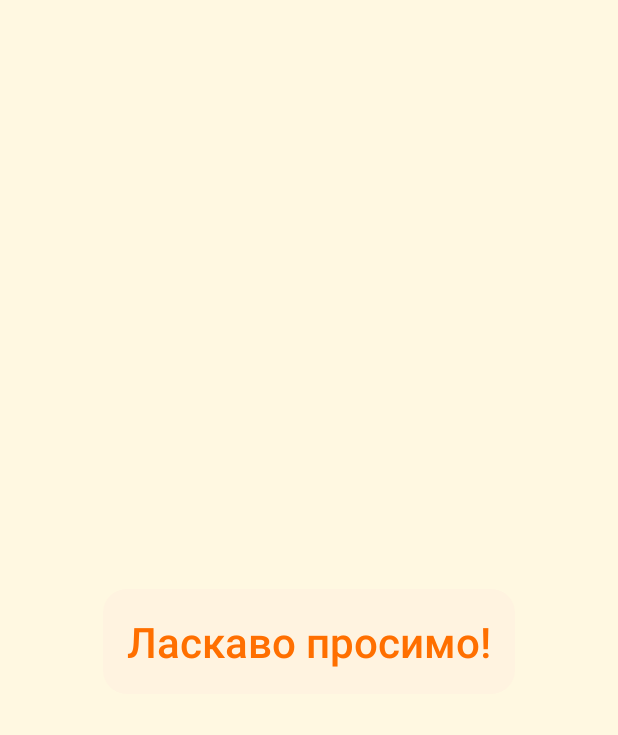
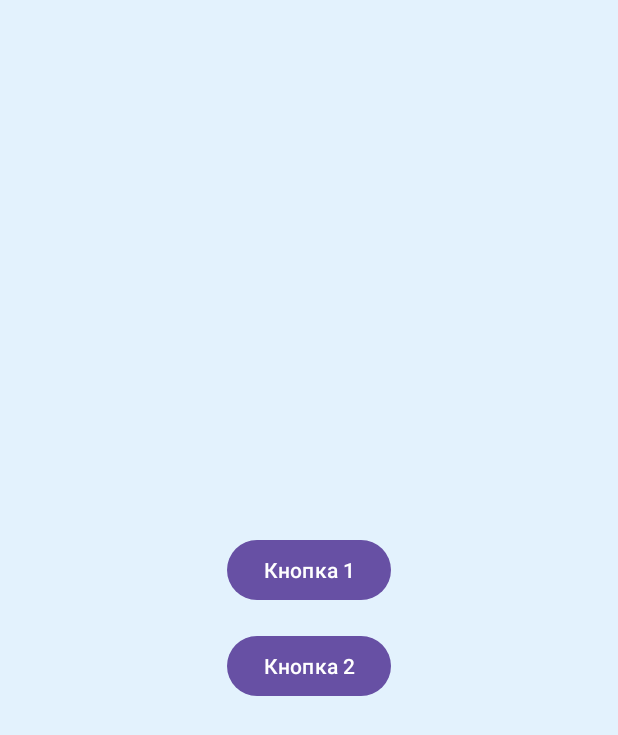
Before and after one commit to Godzila121/Auto, an Android app: the screen it shows after launch (MainActivity before the commit, SecondActivity after it), on a phone screen of 412 x 824 dp. Shown: the top 735 px of the screen. Run offline under Robolectric (Android 15) with nearby library versions, the phone set to English and light mode, and no system bars.

Commit message:
new fon a second page

```diff
--- a/app/src/main/AndroidManifest.xml
+++ b/app/src/main/AndroidManifest.xml
@@ -22,6 +22,8 @@
                 <category android:name="android.intent.category.LAUNCHER" />
             </intent-filter>
         </activity>
+        <activity android:name=".SecondActivity" />
+
     </application>
 
 </manifest>
--- a/app/src/main/java/com/example/myapp/MainActivity.java
+++ b/app/src/main/java/com/example/myapp/MainActivity.java
@@ -1,5 +1,6 @@
 package com.example.myapp;
 
+import android.content.Intent;
 import android.os.Bundle;
 import android.os.Handler;
 import android.widget.TextView;
@@ -23,11 +24,10 @@ public class MainActivity extends AppCompatActivity {
             greetingTextView.setText("Ласкаво просимо!");
         }
 
-        new Handler().postDelayed(new Runnable() {
-            @Override
-            public void run() {
-                // Тут можна додати дії після затримки
-            }
+        new Handler().postDelayed(() -> {
+            Intent intent = new Intent(MainActivity.this, SecondActivity.class);
+            startActivity(intent);
+            finish(); // закриваємо splash
         }, SPLASH_TIME_OUT);
     }
 }
--- /dev/null
+++ b/app/src/main/res/layout/activity_second.xml
@@ -0,0 +1,22 @@
+<?xml version="1.0" encoding="utf-8"?>
+<LinearLayout xmlns:android="http://schemas.android.com/apk/res/android"
+    android:layout_width="match_parent"
+    android:layout_height="match_parent"
+    android:orientation="vertical"
+    android:gravity="center"
+    android:padding="24dp"
+    android:background="#E3F2FD">
+
+    <Button
+        android:id="@+id/button_one"
+        android:layout_width="wrap_content"
+        android:layout_height="wrap_content"
+        android:text="Кнопка 1"
+        android:layout_marginBottom="16dp" />
+
+    <Button
+        android:id="@+id/button_two"
+        android:layout_width="wrap_content"
+        android:layout_height="wrap_content"
+        android:text="Кнопка 2" />
+</LinearLayout>
```
